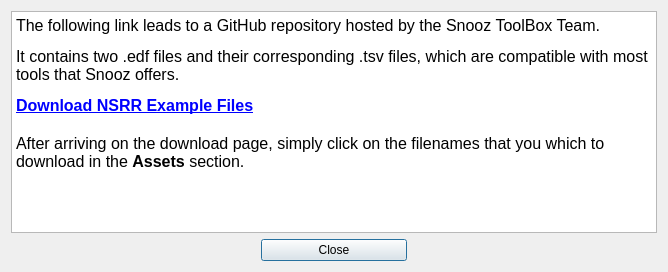
Old version of the form src/main/python/ui/Ui_DataDialog.ui in the repository SnoozToolbox/snooz-toolbox.
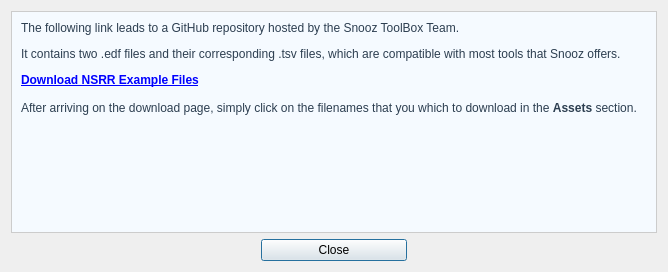
New version of the form.

Commit message: Font step 3: old form fonts converted when a widget is shown

```diff
--- a/src/main/python/ui/Ui_DataDialog.ui
+++ b/src/main/python/ui/Ui_DataDialog.ui
@@ -30,8 +30,7 @@
     color: #2c3e50;             /* dark text */
     border: 1px solid #ccc;
     padding: 5px;
-}
-font: 12pt &quot;Roboto&quot;;</string>
+}</string>
        </property>
        <property name="html">
         <string>&lt;!DOCTYPE HTML PUBLIC &quot;-//W3C//DTD HTML 4.0//EN&quot; &quot;http://www.w3.org/TR/REC-html40/strict.dtd&quot;&gt;
@@ -40,12 +39,12 @@
 hr { height: 1px; border-width: 0; }
 li.unchecked::marker { content: &quot;\2610&quot;; }
 li.checked::marker { content: &quot;\2612&quot;; }
-&lt;/style&gt;&lt;/head&gt;&lt;body style=&quot; font-family:'Roboto'; font-size:12pt; font-weight:400; font-style:normal;&quot;&gt;
-&lt;p style=&quot; margin-top:12px; margin-bottom:12px; margin-left:0px; margin-right:0px; -qt-block-indent:0; text-indent:0px;&quot;&gt;&lt;span style=&quot; font-family:'Segoe UI';&quot;&gt;The following link leads to a GitHub repository hosted by the Snooz ToolBox Team. &lt;/span&gt;&lt;/p&gt;
-&lt;p style=&quot; margin-top:12px; margin-bottom:12px; margin-left:0px; margin-right:0px; -qt-block-indent:0; text-indent:0px;&quot;&gt;&lt;span style=&quot; font-family:'Segoe UI';&quot;&gt;It contains two &lt;/span&gt;&lt;span style=&quot; font-family:'Courier New';&quot;&gt;.edf&lt;/span&gt;&lt;span style=&quot; font-family:'Segoe UI';&quot;&gt; files and their corresponding &lt;/span&gt;&lt;span style=&quot; font-family:'Courier New';&quot;&gt;.tsv&lt;/span&gt;&lt;span style=&quot; font-family:'Segoe UI';&quot;&gt; files, which are compatible with most tools that Snooz offers. &lt;/span&gt;&lt;/p&gt;
-&lt;p style=&quot; margin-top:0px; margin-bottom:0px; margin-left:0px; margin-right:0px; -qt-block-indent:0; text-indent:0px;&quot;&gt;&lt;a href=&quot;https://github.com/SnoozToolbox/snooz-datasets/releases/tag/latest&quot;&gt;&lt;span style=&quot; font-family:'Segoe UI'; font-weight:700; text-decoration: underline; color:#0000ff;&quot;&gt;Download NSRR Example Files&lt;/span&gt;&lt;/a&gt;&lt;/p&gt;
-&lt;p style=&quot;-qt-paragraph-type:empty; margin-top:0px; margin-bottom:0px; margin-left:0px; margin-right:0px; -qt-block-indent:0; text-indent:0px; font-family:'Segoe UI'; font-weight:700; text-decoration: underline; color:#99ebff;&quot;&gt;&lt;br /&gt;&lt;/p&gt;
-&lt;p style=&quot; margin-top:0px; margin-bottom:0px; margin-left:0px; margin-right:0px; -qt-block-indent:0; text-indent:0px;&quot;&gt;&lt;span style=&quot; font-family:'Segoe UI';&quot;&gt;After arriving on the download page, simply click on the filenames that you which to download in the &lt;/span&gt;&lt;span style=&quot; font-family:'Segoe UI'; font-weight:700;&quot;&gt;Assets&lt;/span&gt;&lt;span style=&quot; font-family:'Segoe UI';&quot;&gt; section.&lt;/span&gt;&lt;/p&gt;&lt;/body&gt;&lt;/html&gt;</string>
+&lt;/style&gt;&lt;/head&gt;&lt;body style=&quot; font-weight:400; font-style:normal;&quot;&gt;
+&lt;p style=&quot; margin-top:12px; margin-bottom:12px; margin-left:0px; margin-right:0px; -qt-block-indent:0; text-indent:0px;&quot;&gt;The following link leads to a GitHub repository hosted by the Snooz ToolBox Team. &lt;/p&gt;
+&lt;p style=&quot; margin-top:12px; margin-bottom:12px; margin-left:0px; margin-right:0px; -qt-block-indent:0; text-indent:0px;&quot;&gt;It contains two &lt;span style=&quot; font-family:'Consolas','Menlo','DejaVu Sans Mono','monospace';&quot;&gt;.edf&lt;/span&gt; files and their corresponding &lt;span style=&quot; font-family:'Consolas','Menlo','DejaVu Sans Mono','monospace';&quot;&gt;.tsv&lt;/span&gt; files, which are compatible with most tools that Snooz offers. &lt;/p&gt;
+&lt;p style=&quot; margin-top:0px; margin-bottom:0px; margin-left:0px; margin-right:0px; -qt-block-indent:0; text-indent:0px;&quot;&gt;&lt;a href=&quot;https://github.com/SnoozToolbox/snooz-datasets/releases/tag/latest&quot;&gt;&lt;span style=&quot; font-weight:700; text-decoration: underline; color:#0000ff;&quot;&gt;Download NSRR Example Files&lt;/span&gt;&lt;/a&gt;&lt;/p&gt;
+&lt;p style=&quot;-qt-paragraph-type:empty; margin-top:0px; margin-bottom:0px; margin-left:0px; margin-right:0px; -qt-block-indent:0; text-indent:0px; font-weight:700; text-decoration: underline; color:#99ebff;&quot;&gt;&lt;br /&gt;&lt;/p&gt;
+&lt;p style=&quot; margin-top:0px; margin-bottom:0px; margin-left:0px; margin-right:0px; -qt-block-indent:0; text-indent:0px;&quot;&gt;After arriving on the download page, simply click on the filenames that you which to download in the &lt;span style=&quot; font-weight:700;&quot;&gt;Assets&lt;/span&gt; section.&lt;/p&gt;&lt;/body&gt;&lt;/html&gt;</string>
        </property>
        <property name="openExternalLinks">
         <bool>true</bool>
```
The commit also changes 13 other files.
